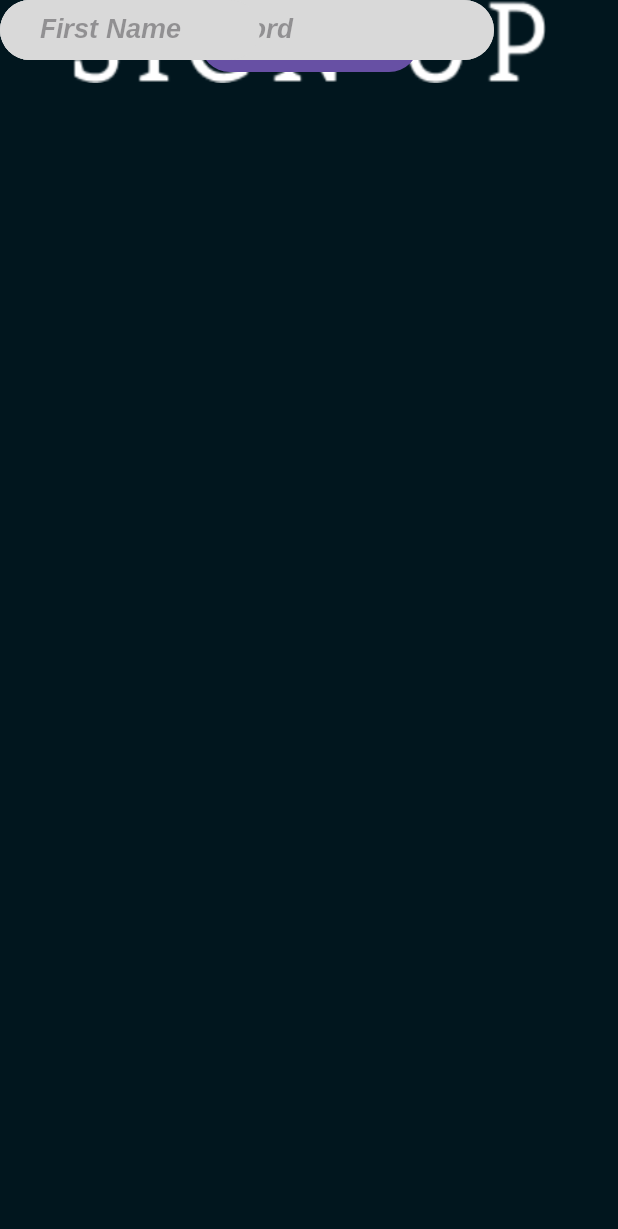
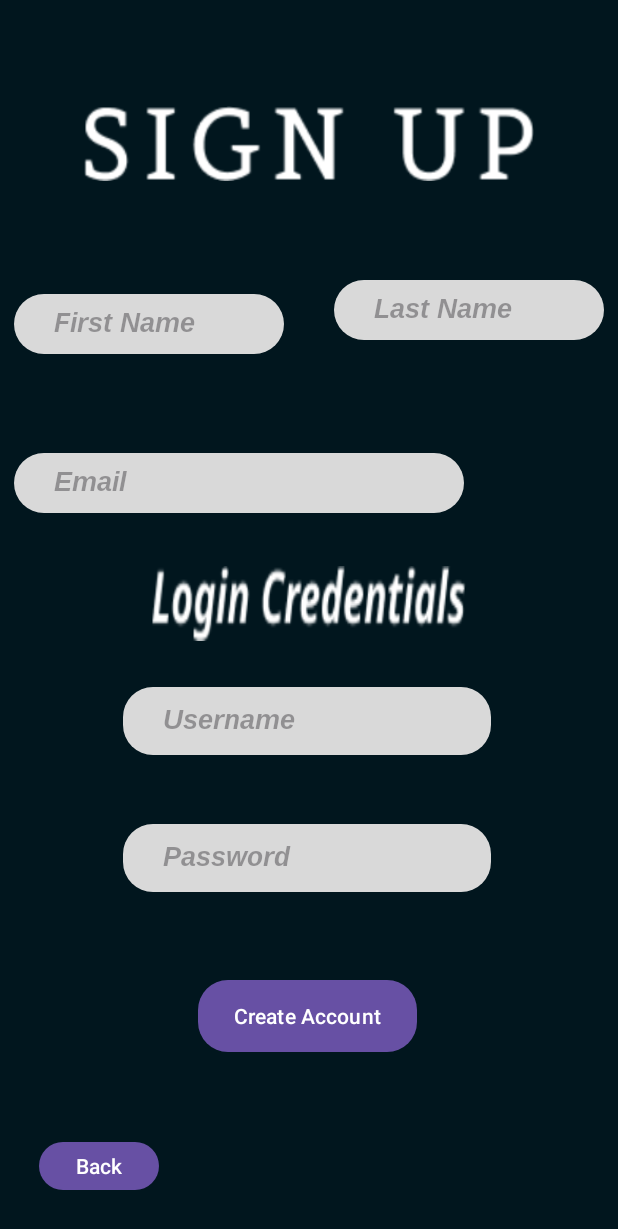
Before and after one commit to lilag002/FinalProjectCS481, an Android app: the SignupActivity screen opened directly, with no data from a screen before it, on a phone screen of 412 x 824 dp. Shown: the top 1229 px of the screen. Run offline under Robolectric (Android 15) with nearby library versions, the phone set to English and light mode, and no system bars.

Commit message:
changes added for both login and signup

```diff
--- a/app/src/main/java/com/example/finalprojectcs481/SignupActivity.kt
+++ b/app/src/main/java/com/example/finalprojectcs481/SignupActivity.kt
@@ -1,11 +1,20 @@
 package com.example.finalprojectcs481
 
+import android.content.Intent
 import androidx.appcompat.app.AppCompatActivity
 import android.os.Bundle
+import android.widget.Button
 
 class SignupActivity : AppCompatActivity() {
     override fun onCreate(savedInstanceState: Bundle?) {
         super.onCreate(savedInstanceState)
         setContentView(R.layout.activity_signup)
+
+        val backButton = findViewById<Button>(R.id.backButton)
+        backButton.setOnClickListener {
+            val intent = Intent(this, WelcomeActivity::class.java)
+            startActivity(intent)
+            finish() // Close the current LoginActivity
+        }
     }
 }
--- a/app/src/main/res/layout/activity_signup.xml
+++ b/app/src/main/res/layout/activity_signup.xml
@@ -11,102 +11,150 @@
 
     <ImageView
         android:id="@+id/signup_title"
-        android:layout_width="315dp"
-        android:layout_height="55dp"
+        android:layout_width="300dp"
+        android:layout_height="50dp"
+        android:layout_marginStart="48dp"
+        android:layout_marginTop="48dp"
+        android:layout_marginEnd="48dp"
+        android:layout_marginBottom="53dp"
         android:background="@drawable/signup"
+        app:layout_constraintBottom_toTopOf="@+id/firstName"
         app:layout_constraintEnd_toEndOf="parent"
-        app:layout_constraintHorizontal_bias="0.5"
         app:layout_constraintStart_toStartOf="parent"
-        tools:layout_editor_absoluteY="48dp"
+        app:layout_constraintTop_toTopOf="parent"
         tools:ignore="MissingConstraints" />
 
     <ImageView
         android:id="@+id/login_creds"
         android:layout_width="210dp"
-        android:layout_height="34dp"
-        android:background="@drawable/loginCreds"
+        android:layout_height="50dp"
+        android:layout_marginTop="25dp"
+        android:layout_marginBottom="20dp"
+        android:background="@drawable/login_creds"
+        app:layout_constraintBottom_toTopOf="@+id/username"
         app:layout_constraintEnd_toEndOf="parent"
         app:layout_constraintHorizontal_bias="0.497"
         app:layout_constraintStart_toStartOf="parent"
-        tools:layout_editor_absoluteY="334dp"
+        app:layout_constraintTop_toBottomOf="@+id/editTextTextEmailAddress"
         tools:ignore="MissingConstraints" />
+
+    <EditText
+        android:id="@+id/username"
+        android:layout_width="245dp"
+        android:layout_height="45dp"
+        android:layout_marginBottom="35dp"
+        android:background="@drawable/edit_round"
+        android:ems="10"
+        android:fontFamily="@font/arimobolditalic"
+        android:hint="\t\tUsername"
+        android:inputType="text"
+        app:layout_constraintBottom_toTopOf="@+id/password"
+        app:layout_constraintEnd_toEndOf="parent"
+        app:layout_constraintHorizontal_bias="0.493"
+        app:layout_constraintStart_toStartOf="parent"
+        app:layout_constraintTop_toBottomOf="@+id/login_creds"
+        tools:ignore="MissingConstraints" />
+
+    <EditText
+        android:id="@+id/password"
+        android:layout_width="245dp"
+        android:layout_height="45dp"
+        android:layout_marginBottom="48dp"
+        android:background="@drawable/edit_round"
+        android:ems="10"
+        android:fontFamily="@font/arimobolditalic"
+        android:hint="\t\tPassword"
+        android:inputType="textPassword"
+        app:layout_constraintBottom_toTopOf="@+id/submit_button"
+        app:layout_constraintEnd_toEndOf="parent"
+        app:layout_constraintHorizontal_bias="0.493"
+        app:layout_constraintStart_toStartOf="parent"
+        app:layout_constraintTop_toBottomOf="@+id/username"
+        tools:ignore="MissingConstraints" />
+
+    <Button
+        android:id="@+id/backButton"
+        android:layout_width="80dp"
+        android:layout_height="40dp"
+        android:layout_marginStart="26dp"
+        android:layout_marginEnd="26dp"
+        android:layout_marginBottom="16dp"
+        android:text="Back"
+        app:layout_constraintBottom_toBottomOf="parent"
+        app:layout_constraintEnd_toStartOf="@+id/submit_button"
+        app:layout_constraintHorizontal_bias="1.0"
+        app:layout_constraintStart_toStartOf="parent"
+        app:layout_constraintTop_toBottomOf="@+id/submit_button" />
 
     <Button
         android:id="@+id/submit_button"
         android:layout_width="wrap_content"
         android:layout_height="wrap_content"
+        android:layout_marginBottom="46dp"
         android:background="@drawable/button_round"
         android:text="Create Account"
+        app:layout_constraintBottom_toTopOf="@+id/backButton"
         app:layout_constraintEnd_toEndOf="parent"
+        app:layout_constraintHorizontal_bias="0.496"
         app:layout_constraintStart_toStartOf="parent"
-        tools:ignore="MissingConstraints"
-        tools:layout_editor_absoluteY="617dp" />
+        app:layout_constraintTop_toBottomOf="@+id/password"
+        tools:ignore="MissingConstraints" />
+
+    <EditText
+        android:id="@+id/firstName"
+        android:layout_width="180dp"
+        android:layout_height="40dp"
+        android:layout_marginStart="16dp"
+        android:layout_marginEnd="33dp"
+        android:layout_marginBottom="43dp"
+        android:background="@drawable/edit_round"
+        android:ems="10"
+        android:fontFamily="@font/arimobolditalic"
+        android:hint="\t\tFirst Name"
+        android:inputType="text"
+        app:layout_constraintBottom_toTopOf="@+id/editTextTextEmailAddress"
+        app:layout_constraintEnd_toStartOf="@+id/lastName"
+        app:layout_constraintStart_toStartOf="parent"
+        app:layout_constraintTop_toBottomOf="@+id/signup_title"
+        tools:ignore="MissingConstraints" />
 
     <EditText
         android:id="@+id/lastName"
-        android:layout_width="173dp"
+        android:layout_width="180dp"
         android:layout_height="40dp"
+        android:layout_marginTop="156dp"
+        android:layout_marginEnd="16dp"
+        android:layout_marginBottom="44dp"
         android:background="@drawable/edit_round"
         android:ems="10"
         android:fontFamily="@font/arimobolditalic"
         android:hint="\t\tLast Name"
         android:inputType="text"
-        tools:ignore="MissingConstraints"
-        tools:layout_editor_absoluteX="222dp"
-        tools:layout_editor_absoluteY="156dp" />
+        app:layout_constraintBottom_toTopOf="@+id/editTextTextEmailAddress"
+        app:layout_constraintEnd_toEndOf="parent"
+        app:layout_constraintStart_toEndOf="@+id/firstName"
+        app:layout_constraintTop_toTopOf="parent"
+        tools:ignore="MissingConstraints" />
 
     <EditText
         android:id="@+id/editTextTextEmailAddress"
-        android:layout_width="273dp"
+        android:layout_width="300dp"
         android:layout_height="40dp"
+        android:layout_marginStart="16dp"
+        android:layout_marginEnd="21dp"
+        android:layout_marginBottom="451dp"
         android:background="@drawable/edit_round"
         android:ems="10"
         android:fontFamily="@font/arimobolditalic"
         android:hint="\t\tEmail"
         android:inputType="textEmailAddress"
-        tools:ignore="MissingConstraints"
-        tools:layout_editor_absoluteX="16dp"
-        tools:layout_editor_absoluteY="240dp" />
+        app:layout_constraintBottom_toBottomOf="parent"
+        app:layout_constraintEnd_toEndOf="@+id/login_creds"
+        app:layout_constraintHorizontal_bias="0.259"
+        app:layout_constraintStart_toStartOf="parent"
+        app:layout_constraintTop_toBottomOf="@+id/lastName"
+        tools:ignore="MissingConstraints" />
 
-    <EditText
-        android:id="@+id/username"
-        android:layout_width="245dp"
-        android:layout_height="40dp"
-        android:background="@drawable/edit_round"
-        android:ems="10"
-        android:fontFamily="@font/arimobolditalic"
-        android:hint="\t\tUsername"
-        android:inputType="text"
-        app:layout_constraintEnd_toEndOf="@+id/password"
-        app:layout_constraintStart_toStartOf="@+id/password"
-        tools:ignore="MissingConstraints"
-        tools:layout_editor_absoluteY="407dp" />
 
-    <EditText
-        android:id="@+id/password"
-        android:layout_width="245dp"
-        android:layout_height="40dp"
-        android:background="@drawable/edit_round"
-        android:ems="10"
-        android:fontFamily="@font/arimobolditalic"
-        android:hint="\t\tPassword"
-        android:inputType="textPassword"
-        app:layout_constraintEnd_toEndOf="@+id/submit_button"
-        app:layout_constraintStart_toStartOf="@+id/submit_button"
-        tools:ignore="MissingConstraints"
-        tools:layout_editor_absoluteY="493dp" />
-
-    <EditText
-        android:id="@+id/firstName"
-        android:layout_width="173dp"
-        android:layout_height="40dp"
-        android:background="@drawable/edit_round"
-        android:ems="10"
-        android:fontFamily="@font/arimobolditalic"
-        android:hint="\t\tFirst Name"
-        android:inputType="text"
-        tools:ignore="MissingConstraints"
-        tools:layout_editor_absoluteX="16dp"
-        tools:layout_editor_absoluteY="156dp" />
 
 </androidx.constraintlayout.widget.ConstraintLayout>
```
Also changed, not shown: app/src/main/java/com/example/finalprojectcs481/LoginActivity.kt (+9 -1 lines), app/src/main/java/com/example/finalprojectcs481/WelcomeActivity.kt (+16 -0 lines), app/src/main/res/layout/activity_login.xml (+31 -9 lines), app/src/main/res/drawable/login_creds.png (renamed from app/src/main/res/drawable/loginCreds.png).
